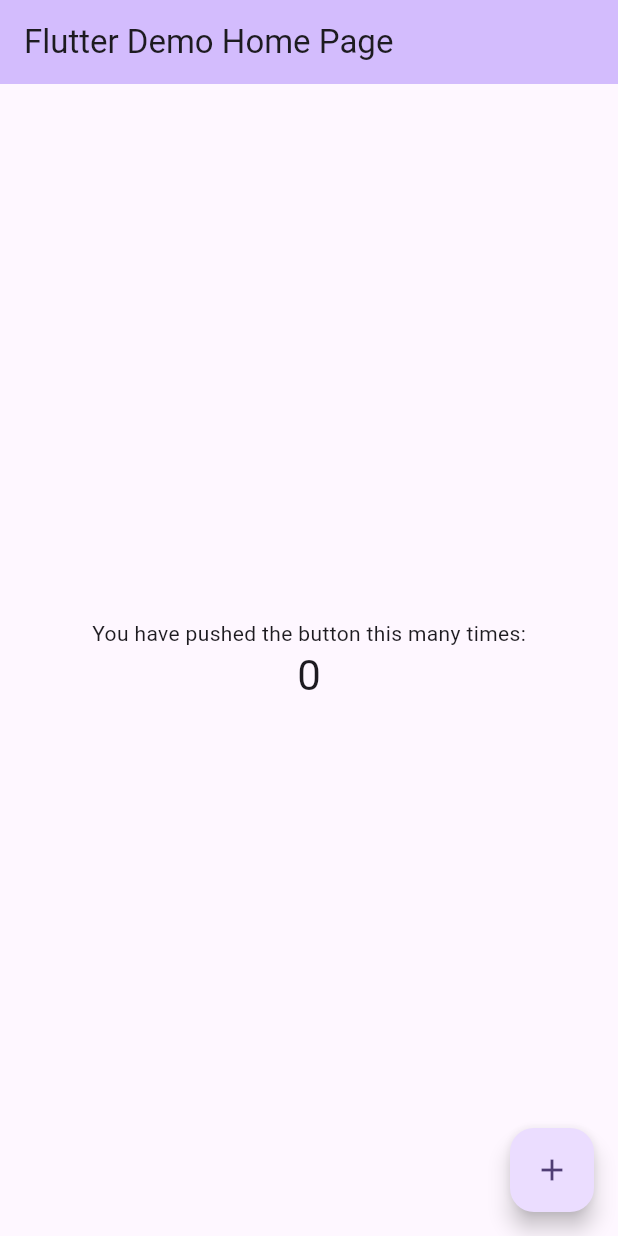
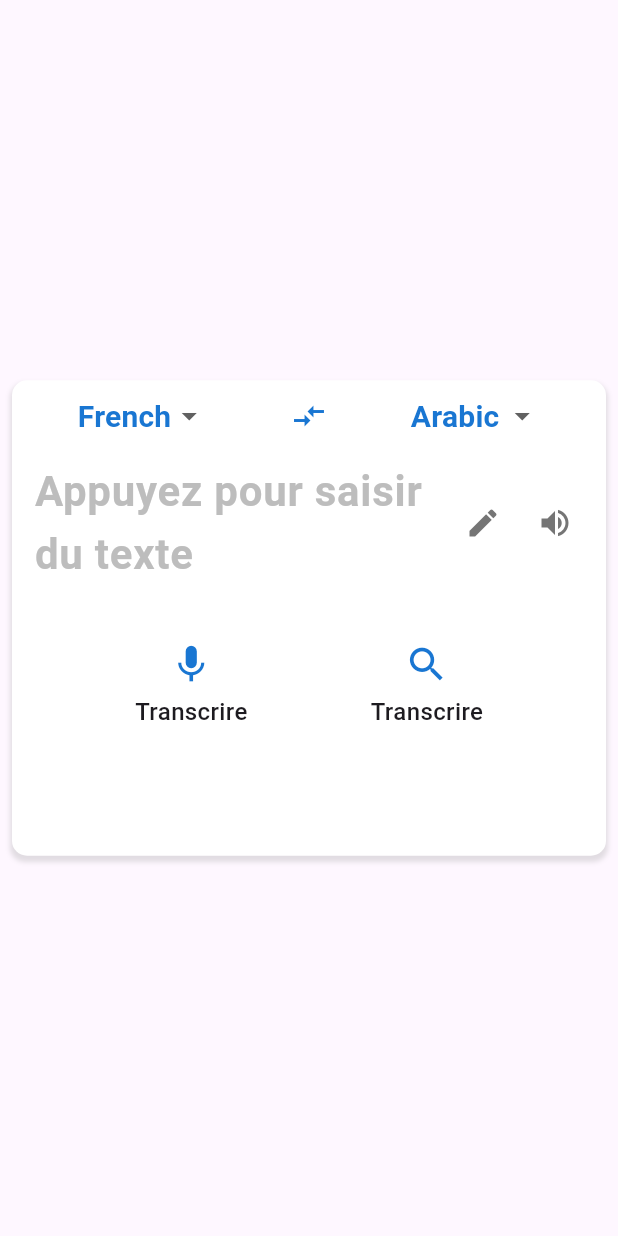
Before and after one commit to KhalidMeftu/fun_with_flutter_speech_to_text_text_to_speech, a Flutter app: the screen it shows after launch, on a phone screen of 412 x 824 dp. Run offline on Flutter 3.47's test engine with Material 2 defaults, Android fonts, the phone set to English and light mode, and no system bars; our stand-ins replace easy_localization, flutter_tts, speech_to_text.

Commit message:
added listening functionality

```diff
--- /dev/null
+++ b/lib/home_page.dart
@@ -0,0 +1,499 @@
+import 'package:easy_localization/easy_localization.dart';
+import 'package:flutter/material.dart';
+import 'package:flutter_spech_recognition/utils/utils_data.dart';
+import 'package:flutter_tts/flutter_tts.dart';
+import 'package:speech_to_text/speech_to_text.dart' as speachToText;
+
+class UserHome extends StatefulWidget {
+  const UserHome({Key? key}) : super(key: key);
+
+  @override
+  State<UserHome> createState() => _UserHomeState();
+}
+
+class _UserHomeState extends State<UserHome> {
+  final FlutterTts flutterTts= FlutterTts();
+  final TextEditingController _controller = TextEditingController();
+  final TextEditingController _controller2 = TextEditingController();
+  FocusNode focusNode = FocusNode();
+  String _selectedFromLanguage = 'French';
+  String _selectedToLanguage = 'Arabic';
+  bool isTransalated=false;
+  late speachToText.SpeechToText _speech;
+  bool _isListening = false;
+
+
+  @override
+  void initState() {
+    // TODO: implement initState
+    _speech = speachToText.SpeechToText();
+
+    super.initState();
+  }
+  @override
+  Widget build(BuildContext context) {
+    return Scaffold(
+      body:
+      Center(
+        child: Column(
+          crossAxisAlignment: CrossAxisAlignment.center,
+          mainAxisAlignment: MainAxisAlignment.center,
+          children: [
+            Padding(
+              padding: const EdgeInsets.all(8.0),
+              child: Container(
+                height: MediaQuery.of(context).size.height / 2.6,
+                decoration: BoxDecoration(
+                  color: Colors.white,
+                  borderRadius: const BorderRadius.all(Radius.circular(10)),
+                  boxShadow: [
+                    BoxShadow(
+                      color: Colors.grey.withOpacity(0.3),
+                      spreadRadius: 1,
+                      blurRadius: 2,
+                      offset: const Offset(0, 3), // changes position of shadow
+                    ),
+                  ],
+                ),
+                child: Column(
+                  children: [
+                    Row(
+                      mainAxisAlignment: MainAxisAlignment.spaceEvenly,
+                      children: [
+                        DropdownButton(
+                          underline: const SizedBox(),
+                          value: _selectedFromLanguage,
+                          onChanged: (newValue) {
+                            setState(() {
+                              _selectedFromLanguage = newValue!;
+                            });
+                          },
+                          items: languageFrom.map((language) {
+                            return DropdownMenuItem(
+                              value: language,
+                              child: Text(
+                                language,
+                                style: TextStyle(
+                                  fontSize: 20,
+                                  fontWeight: FontWeight.w600,
+                                  color: Colors.blue[700],
+                                ),
+                              ),
+                            );
+                          }).toList(),
+                        ),
+                        IconButton(
+                          icon: Icon(
+                            Icons.compare_arrows_outlined,
+                            color: Colors.blue[700],
+                          ),
+                          onPressed: () {
+
+                            print("Current Locale");
+                            print(context.locale.languageCode.toString());
+                            print(context.locale.languageCode=="ar");
+
+                            if(context.locale.languageCode=="ar")
+                            {
+                              context.setLocale(const Locale('fr'));
+
+                            }
+                            else
+                            {
+                                 context.setLocale(const Locale('ar'));
+
+                            }
+
+
+
+                          },
+                        ),
+                        DropdownButton(
+                          underline: SizedBox(),
+                          value: _selectedToLanguage,
+                          onChanged: (newValue) {
+                            setState(() {
+                              _selectedToLanguage = newValue!;
+                            });
+                          },
+                          items: languageTo.map((language) {
+                            return DropdownMenuItem(
+                              value: language,
+                              child: Text(
+                                language,
+                                style: TextStyle(
+                                  fontSize: 20,
+                                  fontWeight: FontWeight.w600,
+                                  color: Colors.blue[700],
+                                ),
+                              ),
+                            );
+                          }).toList(),
+                        ),
+                      ],
+                    ),
+                    Column(
+                      children: [
+                        Row(
+                          // Camera Conversation
+                          children: [
+                            Expanded(
+                              child: Container(
+                                height: MediaQuery.of(context).size.height / 6.5,
+                                margin: const EdgeInsets.symmetric(horizontal: 10),
+                                child: TextFormField(
+                                  style: const TextStyle(fontSize: 28),
+                                  controller: _controller,
+                                  focusNode: focusNode,
+                                  textAlignVertical: TextAlignVertical.center,
+                                  keyboardType: TextInputType.multiline,
+                                  maxLines: 5,
+                                  minLines: 1,
+                                  decoration: InputDecoration(
+                                    border: InputBorder.none,
+                                    hintText: 'tap_here'.tr(),
+                                    hintStyle: TextStyle(
+                                        color: Colors.grey[400],
+                                        fontSize: 28,
+                                        fontWeight: FontWeight.w600),
+                                    suffixIcon: Row(
+                                      mainAxisSize: MainAxisSize.min,
+                                      children: [
+                                        IconButton(
+                                          icon: Icon(
+                                            Icons.edit,
+                                            color: Colors.grey[600],
+                                          ),
+                                          onPressed: () {
+                                            _controller.text="";
+
+                                          },
+                                        ),
+                                        IconButton(
+                                          icon: Icon(
+                                            Icons.volume_up,
+                                            color: Colors.grey[600],
+                                          ),
+                                          onPressed: () async {
+                                            if(context.locale.languageCode=="ar")
+                                            {
+                                              String val = _controller.text.toString();
+                                              speakInputArabicWord(val,flutterTts);
+
+                                            }
+                                            else if(context.locale.languageCode=="fr")
+                                            {
+                                              String val2 = _controller.text.toString();
+
+                                              speakInputFrenchWord(val2, flutterTts);
+                                            }
+
+                                          },
+                                        ),
+                                      ],
+                                    ),
+                                    contentPadding: const EdgeInsets.all(5),
+                                  ),
+                                ),
+                              ),
+                            ),
+                          ],
+                        ),
+                        Row(
+                          mainAxisAlignment: MainAxisAlignment.spaceEvenly,
+                          children: [
+
+                            GestureDetector(
+                              child:
+                              Column(
+                                children: [
+                                  _isListening? const Icon(
+                                    Icons.mic,
+                                    size: 30,
+                                    color: Colors.red,
+                                  ):Icon(
+                                    Icons.mic,
+                                    size: 30,
+                                    color: Colors.blue[700],
+                                  ),
+                                  const SizedBox(
+                                    height: 5,
+                                  ),
+                                  Text(
+                                    'transcribe'.tr(),
+                                    style: const TextStyle(
+                                        fontSize: 16,
+                                        fontWeight: FontWeight.w500),
+                                  )
+                                ],
+                              ),
+                              onTapDown: (_) {
+
+                                if(context.locale.languageCode=="ar")
+                                {
+                                  _listen();
+
+                                }
+
+                                else if(context.locale.languageCode=="fr")
+                                {
+                                  _listenFr();
+
+                                }
+                              },
+                            ),
+
+                            InkWell(
+                              onTap: () async
+                              {
+                                if(context.locale.languageCode=="ar")
+                                {
+
+                                  String inputText= _controller.text.toString().trim();
+                                  final List l = inputText.split(' ');
+                                  if(l.length==1)
+                                  {
+                                    setState(() {
+                                      isTransalated=true;
+                                    });
+
+                                 //   var result = await fetchFrenchWord(_controller.text.toString());
+                                    //_controller.text="";
+                                   // _controller2.text=result.arabic_word.toString();
+
+                                  }
+                                  else
+                                  {
+                                    setState(() {
+                                      isTransalated=true;
+                                    });
+                                    print("Length");
+                                    print(l.length);
+                                    print("Searching Sentence");
+                                  //  var result = await fetchFrenchSentence(_controller.text.toString());
+                                    //_controller.text="";
+                                  //  _controller2.text=result.fr_word.toString();
+                                  }
+
+                                }
+
+                                else if(context.locale.languageCode=="fr")
+                                {
+                                  String inputText= _controller.text.toString().trim();
+                                  final List l = inputText.split(' ');
+                                  if(l.length==1)
+                                  {
+                                    setState(() {
+                                      isTransalated=true;
+                                    });
+                                    print("Length");
+                                    print(l.length);
+                                    print("Searching Word");
+                                    // this is word
+                                    // request word translation API FR input french AR
+                                 //   var result = await fetchArabicWord(_controller.text.toString());
+                                    //_controller2.text="";
+                                 //   _controller2.text=result.fr_word.toString();
+
+                                  }
+                                  else
+                                  {
+                                    setState(() {
+                                      isTransalated=true;
+                                    });
+                                    print("Length");
+                                    print(l.length);
+                                    print("Searching Sentnce");
+                                    // else its sentce
+                                    // request Snetnce translation Api
+                                    //var result = await fetchArabicSentence(_controller.text.toString());
+                                    //_controller.text="";
+                                    //_controller2.text=result.arabic_word.toString();
+
+                                  }
+                                }
+                              },
+                              child: Container(
+                                child: Column(
+                                  children: [
+                                    Icon(
+                                      Icons.search,
+                                      size: 30,
+                                      color: Colors.blue[700],
+                                    ),
+                                    const SizedBox(
+                                      height: 5,
+                                    ),
+                                    Text(
+                                      'transcribe'.tr(),
+                                      style: const TextStyle(
+                                          fontSize: 16,
+                                          fontWeight: FontWeight.w500),
+                                    )
+                                  ],
+                                ),
+                              ),
+                            ),
+
+                          ],
+                        )
+                      ],
+                    )
+                  ],
+                ),
+              ),
+            ),
+
+
+
+            isTransalated? Padding(
+              padding: const EdgeInsets.all(8.0),
+              child: Container(
+                height: MediaQuery.of(context).size.height / 2.6,
+                decoration: BoxDecoration(
+                  color: Colors.blue,
+                  borderRadius: BorderRadius.all(Radius.circular(10)),
+                  boxShadow: [
+                    BoxShadow(
+                      color: Colors.grey.withOpacity(0.3),
+                      spreadRadius: 1,
+                      blurRadius: 2,
+                      offset: const Offset(0, 3), // changes position of shadow
+                    ),
+                  ],
+                ),
+                child: Column(
+                  children: [
+
+                    Column(
+                      children: [
+                        Row(
+                          // Camera Conversation
+                          children: [
+                            Expanded(
+                              child:
+                              /*Container(
+                                  height: MediaQuery.of(context).size.height / 6.5,
+                                  margin: EdgeInsets.symmetric(horizontal: 10),
+                                  child:Text();
+                                ), */
+                              Container(
+                                height: MediaQuery.of(context).size.height / 6.5,
+                                margin: const EdgeInsets.symmetric(horizontal: 10),
+                                child: TextFormField(
+                                  style: const TextStyle(fontSize: 28),
+                                  controller: _controller2,
+                                  textAlignVertical: TextAlignVertical.center,
+                                  keyboardType: TextInputType.multiline,
+                                  maxLines: 5,
+                                  minLines: 1,
+                                  decoration: InputDecoration(
+                                    border: InputBorder.none,
+                                    //  hintText: 'tapHere'.tr(),
+                                    hintStyle: const TextStyle(
+                                        color: Colors.white,
+                                        fontSize: 28,
+                                        fontWeight: FontWeight.w600),
+                                    suffixIcon: Row(
+                                      mainAxisSize: MainAxisSize.min,
+                                      children: [
+
+                                        IconButton(
+                                          icon: const Icon(
+                                            Icons.volume_up,
+                                            color: Colors.white,
+                                          ),
+                                          onPressed: () {
+                                            setState(() {
+                                              _isListening=false;
+                                            });
+                                            if(context.locale.languageCode=="ar")
+                                            {
+
+                                              String val = _controller2.text.toString();
+                                              speakOutFrench(val, flutterTts);
+
+                                            }
+                                            else if(context.locale.languageCode=="fr")
+                                            {
+                                              String val2 = _controller2.text.toString();
+
+                                              speakOutArabic(val2, flutterTts);
+                                            }
+                                          },
+                                        ),
+                                      ],
+                                    ),
+                                    contentPadding: const EdgeInsets.all(5),
+                                  ),
+                                ),
+                              ),
+                            ),
+                          ],
+                        ),
+                      ],
+                    )
+                  ],
+                ),
+              ),
+            ):Container(),
+            //  Middle Card
+
+          ],
+        ),
+      ),
+
+    );
+  }
+
+  void _listen() async {
+
+    if (!_isListening) {
+      bool available = await _speech.initialize(
+        onStatus: (val) => print('onStatus: $val'),
+        onError: (val) => print('onError: $val'),
+      );
+      if (available) {
+        setState(() => _isListening = true);
+        _speech.listen(
+          localeId:'ar',
+          onResult: (val) => setState(() {
+            _controller.text = val.recognizedWords;
+            if (val.hasConfidenceRating && val.confidence > 0) {
+              //_confidence = val.confidence;
+            }
+          }),
+        );
+      }
+    } else {
+      setState(() => _isListening = false);
+      _speech.stop();
+    }
+  }
+
+  void _listenFr() async {
+
+    if (!_isListening) {
+      bool available = await _speech.initialize(
+        onStatus: (val) => print('onStatus: $val'),
+        onError: (val) => print('onError: $val'),
+      );
+      if (available) {
+        setState(() => _isListening = true);
+        _speech.listen(
+          localeId:firstLanguage.code,
+          onResult: (val) => setState(() {
+
+            _controller.text = val.recognizedWords;
+            if (val.hasConfidenceRating && val.confidence > 0) {
+              //_confidence = val.confidence;
+            }
+          }),
+        );
+      }
+    } else {
+      setState(() => _isListening = false);
+      _speech.stop();
+    }
+  }
+}
--- a/lib/main.dart
+++ b/lib/main.dart
@@ -1,7 +1,20 @@
+import 'package:easy_localization/easy_localization.dart';
 import 'package:flutter/material.dart';
 
-void main() {
-  runApp(const MyApp());
+import 'home_page.dart';
+
+Future<void> main() async {
+  WidgetsFlutterBinding.ensureInitialized();
+  await EasyLocalization.ensureInitialized();
+
+  runApp(
+    EasyLocalization(
+        supportedLocales: const [Locale('fr'),Locale('ar')],
+        path: 'assets/translations', // <-- change the path of the translation files
+        fallbackLocale: const Locale('fr'),
+        child: const MyApp()
+    ),
+  );
 }
 
 class MyApp extends StatelessWidget {
@@ -11,7 +24,6 @@ class MyApp extends StatelessWidget {
   @override
   Widget build(BuildContext context) {
     return MaterialApp(
-      title: 'Flutter Demo',
       theme: ThemeData(
         // This is the theme of your application.
         //
@@ -31,95 +43,11 @@ class MyApp extends StatelessWidget {
         colorScheme: ColorScheme.fromSeed(seedColor: Colors.deepPurple),
         useMaterial3: true,
       ),
-      home: const MyHomePage(title: 'Flutter Demo Home Page'),
+      localizationsDelegates: context.localizationDelegates,
+      supportedLocales: context.supportedLocales,
+      locale: context.locale,
+      title: 'opposite_translation'.tr(),
+      home: const UserHome(),
     );
   }
 }
-
-class MyHomePage extends StatefulWidget {
-  const MyHomePage({super.key, required this.title});
-
-  // This widget is the home page of your application. It is stateful, meaning
-  // that it has a State object (defined below) that contains fields that affect
-  // how it looks.
-
-  // This class is the configuration for the state. It holds the values (in this
-  // case the title) provided by the parent (in this case the App widget) and
-  // used by the build method of the State. Fields in a Widget subclass are
-  // always marked "final".
-
-  final String title;
-
-  @override
-  State<MyHomePage> createState() => _MyHomePageState();
-}
-
-class _MyHomePageState extends State<MyHomePage> {
-  int _counter = 0;
-
-  void _incrementCounter() {
-    setState(() {
-      // This call to setState tells the Flutter framework that something has
-      // changed in this State, which causes it to rerun the build method below
-      // so that the display can reflect the updated values. If we changed
-      // _counter without calling setState(), then the build method would not be
-      // called again, and so nothing would appear to happen.
-      _counter++;
-    });
-  }
-
-  @override
-  Widget build(BuildContext context) {
-    // This method is rerun every time setState is called, for instance as done
-    // by the _incrementCounter method above.
-    //
-    // The Flutter framework has been optimized to make rerunning build methods
-    // fast, so that you can just rebuild anything that needs updating rather
-    // than having to individually change instances of widgets.
-    return Scaffold(
-      appBar: AppBar(
-        // TRY THIS: Try changing the color here to a specific color (to
-        // Colors.amber, perhaps?) and trigger a hot reload to see the AppBar
-        // change color while the other colors stay the same.
-        backgroundColor: Theme.of(context).colorScheme.inversePrimary,
-        // Here we take the value from the MyHomePage object that was created by
-        // the App.build method, and use it to set our appbar title.
-        title: Text(widget.title),
-      ),
-      body: Center(
-        // Center is a layout widget. It takes a single child and positions it
-        // in the middle of the parent.
-        child: Column(
-          // Column is also a layout widget. It takes a list of children and
-          // arranges them vertically. By default, it sizes itself to fit its
-          // children horizontally, and tries to be as tall as its parent.
-          //
-          // Column has various properties to control how it sizes itself and
-          // how it positions its children. Here we use mainAxisAlignment to
-          // center the children vertically; the main axis here is the vertical
-          // axis because Columns are vertical (the cross axis would be
-          // horizontal).
-          //
-          // TRY THIS: Invoke "debug painting" (choose the "Toggle Debug Paint"
-          // action in the IDE, or press "p" in the console), to see the
-          // wireframe for each widget.
-          mainAxisAlignment: MainAxisAlignment.center,
-          children: <Widget>[
-            const Text(
-              'You have pushed the button this many times:',
-            ),
-            Text(
-              '$_counter',
-              style: Theme.of(context).textTheme.headlineMedium,
-            ),
-          ],
-        ),
-      ),
-      floatingActionButton: FloatingActionButton(
-        onPressed: _incrementCounter,
-        tooltip: 'Increment',
-        child: const Icon(Icons.add),
-      ), // This trailing comma makes auto-formatting nicer for build methods.
-    );
-  }
-}
--- a/pubspec.yaml
+++ b/pubspec.yaml
@@ -66,7 +66,8 @@ flutter:
   # assets:
   #   - images/a_dot_burr.jpeg
   #   - images/a_dot_ham.jpeg
-
+  assets:
+    - assets/translations/
   # An image asset can refer to one or more resolution-specific "variants", see
   # https://flutter.dev/assets-and-images/#resolution-aware
 
```
Also changed, not shown: lib/utils/utils_data.dart (+8 -9 lines).
